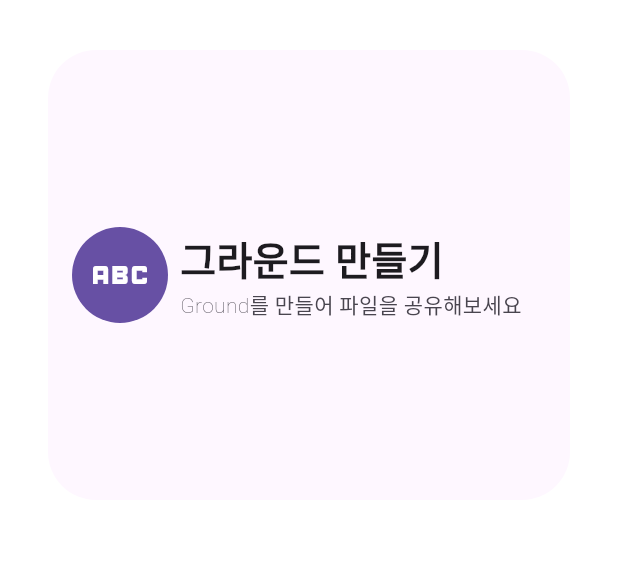
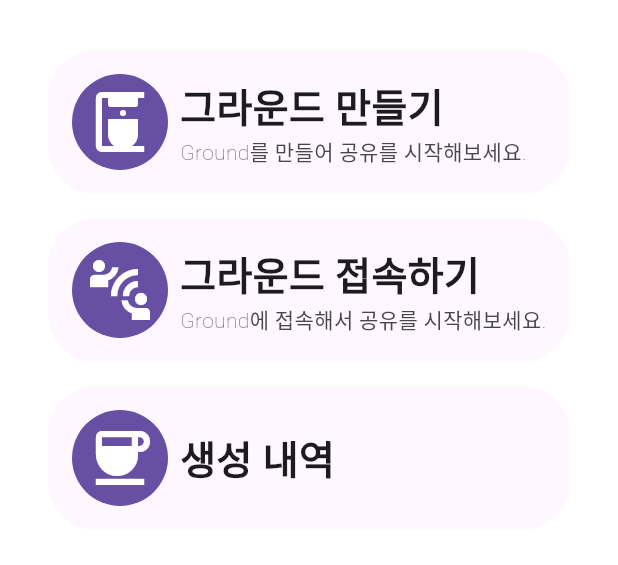
Before and after one commit to FileGround-CloudComputing/FileGround-Front, a Flutter app: the screen it shows after launch, on a phone screen of 412 x 824 dp, the part 100-665 px from its top. Run offline on Flutter 3.47's test engine with Material 2 defaults, Android fonts, the phone set to English and light mode, and no system bars; our stand-ins replace go_router.

Commit message:
feat(#1): 메인 페이지 메뉴 3가지 외형 제작

```diff
--- a/lib/presentation/atomic/containers.dart
+++ b/lib/presentation/atomic/containers.dart
@@ -26,3 +26,36 @@ class RoundedSurfaceContainer extends StatelessWidget {
     );
   }
 }
+
+class RoundedSurfaceInk extends StatelessWidget {
+  final Widget? child;
+  final double? height;
+  final double? width;
+  final void Function()? onTap;
+  const RoundedSurfaceInk({
+    Key? key,
+    this.child,
+    this.height,
+    this.width,
+    this.onTap,
+  }) : super(key: key);
+
+  @override
+  Widget build(BuildContext context) {
+    final color = Theme.of(context).colorScheme;
+    return InkWell(
+      borderRadius: BorderRadius.circular(32),
+      onTap: onTap,
+      child: Ink(
+        padding: const EdgeInsets.all(16),
+        decoration: BoxDecoration(
+          color: color.surface,
+          borderRadius: BorderRadius.circular(32),
+        ),
+        width: width,
+        height: height,
+        child: child,
+      ),
+    );
+  }
+}
--- a/lib/presentation/components/iconTitleDesc.dart
+++ b/lib/presentation/components/iconTitleDesc.dart
@@ -5,12 +5,12 @@ import 'package:flutter/material.dart';
 class IconTitleDesc extends StatelessWidget {
   final IconData icon;
   final String title;
-  final String description;
+  final String? description;
   const IconTitleDesc({
     Key? key,
     required this.icon,
     required this.title,
-    required this.description,
+    this.description,
   }) : super(key: key);
 
   @override
@@ -23,6 +23,7 @@ class IconTitleDesc extends StatelessWidget {
           width: 8,
         ),
         Column(
+          mainAxisSize: MainAxisSize.min,
           mainAxisAlignment: MainAxisAlignment.center,
           crossAxisAlignment: CrossAxisAlignment.start,
           children: [
@@ -30,10 +31,11 @@ class IconTitleDesc extends StatelessWidget {
               title,
               color: color.onSurface,
             ),
-            DescriptionText(
-              description,
-              color: color.onSurfaceVariant,
-            ),
+            if (description != null)
+              DescriptionText(
+                description!,
+                color: color.onSurfaceVariant,
+              ),
           ],
         ),
       ],
--- a/lib/presentation/pages/mainPage.dart
+++ b/lib/presentation/pages/mainPage.dart
@@ -8,8 +8,9 @@ class MainPage extends StatelessWidget {
 
   @override
   Widget build(BuildContext context) {
+    final size = MediaQuery.of(context).size;
     return Container(
-      padding: EdgeInsets.fromLTRB(32, 0, 32, 0),
+      padding: const EdgeInsets.fromLTRB(32, 0, 32, 0),
       child: Scaffold(
         backgroundColor: Colors.transparent,
         appBar: CustomAppBar(
@@ -17,14 +18,41 @@ class MainPage extends StatelessWidget {
             IconButton(onPressed: () {}, icon: const Icon(Icons.more_vert))
           ],
         ),
-        body: const RoundedSurfaceContainer(
-          width: double.infinity,
-          height: 300,
-          child: IconTitleDesc(
-            icon: Icons.abc,
-            title: '그라운드 만들기',
-            description: 'Ground를 만들어 파일을 공유해보세요',
-          ),
+        body: Column(
+          children: [
+            RoundedSurfaceInk(
+              width: double.infinity,
+              onTap: () {},
+              child: const IconTitleDesc(
+                icon: Icons.coffee_maker,
+                title: '그라운드 만들기',
+                description: 'Ground를 만들어 공유를 시작해보세요.',
+              ),
+            ),
+            const SizedBox(
+              height: 16,
+            ),
+            RoundedSurfaceInk(
+              width: double.infinity,
+              onTap: () {},
+              child: const IconTitleDesc(
+                icon: Icons.connect_without_contact,
+                title: '그라운드 접속하기',
+                description: 'Ground에 접속해서 공유를 시작해보세요.',
+              ),
+            ),
+            const SizedBox(
+              height: 16,
+            ),
+            RoundedSurfaceInk(
+              width: double.infinity,
+              onTap: () {},
+              child: const IconTitleDesc(
+                icon: Icons.coffee,
+                title: '생성 내역',
+              ),
+            ),
+          ],
         ),
       ),
     );
```
